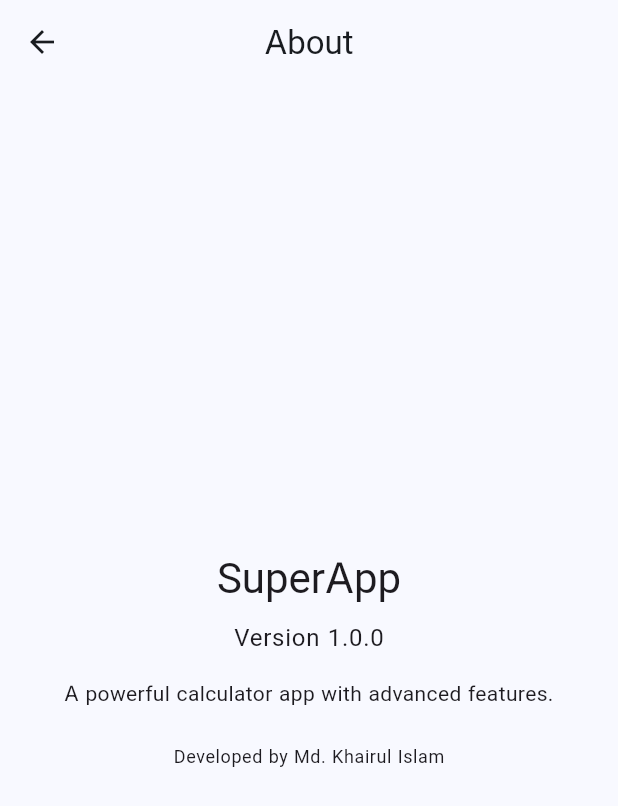
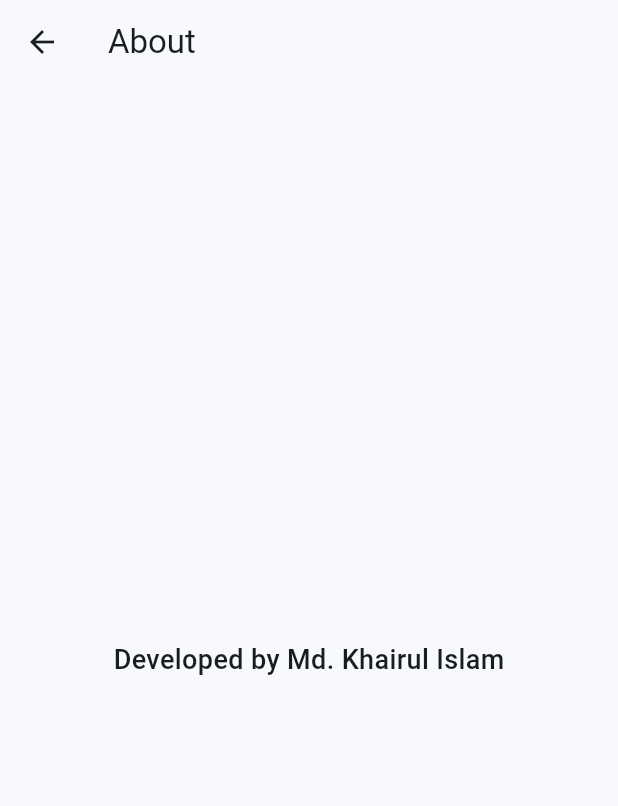
Before and after one commit to Khairultechbd/oneboardapp, a Flutter app: the screen it shows after launch, after a tap on the "info outline" icon, on a phone screen of 412 x 824 dp. Shown: the top 806 px of the screen. Run offline on Flutter 3.47's test engine with Material 3 defaults, Android fonts, the phone set to English and light mode, and no system bars; our stand-ins replace flutter_riverpod, math_expressions, shared_preferences; Roboto replaces fonts that are missing (Sans).

Commit message:
Caclculator and BMI and setting and about working normally code analysis

```diff
--- a/lib/core/theme/app_theme.dart
+++ b/lib/core/theme/app_theme.dart
@@ -1,5 +1,4 @@
 import 'package:flutter/material.dart';
-import 'package:google_fonts/google_fonts.dart';
 
 class AppTheme {
   static ThemeData get lightTheme {
@@ -8,23 +7,6 @@ class AppTheme {
       colorScheme: ColorScheme.fromSeed(
         seedColor: Colors.blue,
         brightness: Brightness.light,
-      ),
-      textTheme: GoogleFonts.interTextTheme(),
-      appBarTheme: const AppBarTheme(
-        centerTitle: true,
-        elevation: 0,
-      ),
-      cardTheme: const CardThemeData(
-        elevation: 0,
-        shape: RoundedRectangleBorder(
-          borderRadius: BorderRadius.all(Radius.circular(12)),
-        ),
-      ),
-      navigationBarTheme: NavigationBarThemeData(
-        elevation: 0,
-        labelBehavior: NavigationDestinationLabelBehavior.onlyShowSelected,
-        backgroundColor: Colors.white,
-        indicatorColor: Colors.blue.withAlpha(26),
       ),
     );
   }
@@ -36,23 +18,6 @@ class AppTheme {
         seedColor: Colors.blue,
         brightness: Brightness.dark,
       ),
-      textTheme: GoogleFonts.interTextTheme(ThemeData.dark().textTheme),
-      appBarTheme: const AppBarTheme(
-        centerTitle: true,
-        elevation: 0,
-      ),
-      cardTheme: const CardThemeData(
-        elevation: 0,
-        shape: RoundedRectangleBorder(
-          borderRadius: BorderRadius.all(Radius.circular(12)),
-        ),
-      ),
-      navigationBarTheme: NavigationBarThemeData(
-        elevation: 0,
-        labelBehavior: NavigationDestinationLabelBehavior.onlyShowSelected,
-        backgroundColor: Colors.grey[900],
-        indicatorColor: Colors.blue.withAlpha(26),
-      ),
     );
   }
 }
--- a/lib/features/about/presentation/screens/about_screen.dart
+++ b/lib/features/about/presentation/screens/about_screen.dart
@@ -1,5 +1,4 @@
 import 'package:flutter/material.dart';
-import '../../../../core/constants/app_constants.dart';
 
 class AboutScreen extends StatelessWidget {
   const AboutScreen({super.key});
@@ -10,31 +9,13 @@ class AboutScreen extends StatelessWidget {
       appBar: AppBar(
         title: const Text('About'),
       ),
-      body: Center(
-        child: Column(
-          mainAxisAlignment: MainAxisAlignment.center,
-          children: [
-            Text(
-              AppConstants.appName,
-              style: Theme.of(context).textTheme.headlineMedium,
-            ),
-            const SizedBox(height: 8),
-            Text(
-              'Version ${AppConstants.appVersion}',
-              style: Theme.of(context).textTheme.bodyLarge,
-            ),
-            const SizedBox(height: 16),
-            Text(
-              AppConstants.appDescription,
-              textAlign: TextAlign.center,
-              style: Theme.of(context).textTheme.bodyMedium,
-            ),
-            const SizedBox(height: 24),
-            Text(
-              'Developed by ${AppConstants.developerName}',
-              style: Theme.of(context).textTheme.bodySmall,
-            ),
-          ],
+      body: const Center(
+        child: Text(
+          'Developed by Md. Khairul Islam',
+          style: TextStyle(
+            fontSize: 18,
+            fontWeight: FontWeight.w500,
+          ),
         ),
       ),
     );
--- a/lib/main.dart
+++ b/lib/main.dart
@@ -61,6 +61,7 @@ class _HomeScreenState extends State<HomeScreen> {
     const CalculatorScreen(),
     const BMIScreen(),
     const SettingsScreen(),
+    const AboutScreen(),
   ];
 
   @override
@@ -99,6 +100,11 @@ class _HomeScreenState extends State<HomeScreen> {
             icon: Icon(Icons.settings_outlined),
             selectedIcon: Icon(Icons.settings),
             label: 'Settings',
+          ),
+          NavigationDestination(
+            icon: Icon(Icons.info_outline),
+            selectedIcon: Icon(Icons.info),
+            label: 'About',
           ),
         ],
       ),
```
Also changed, not shown: 1 other file.
